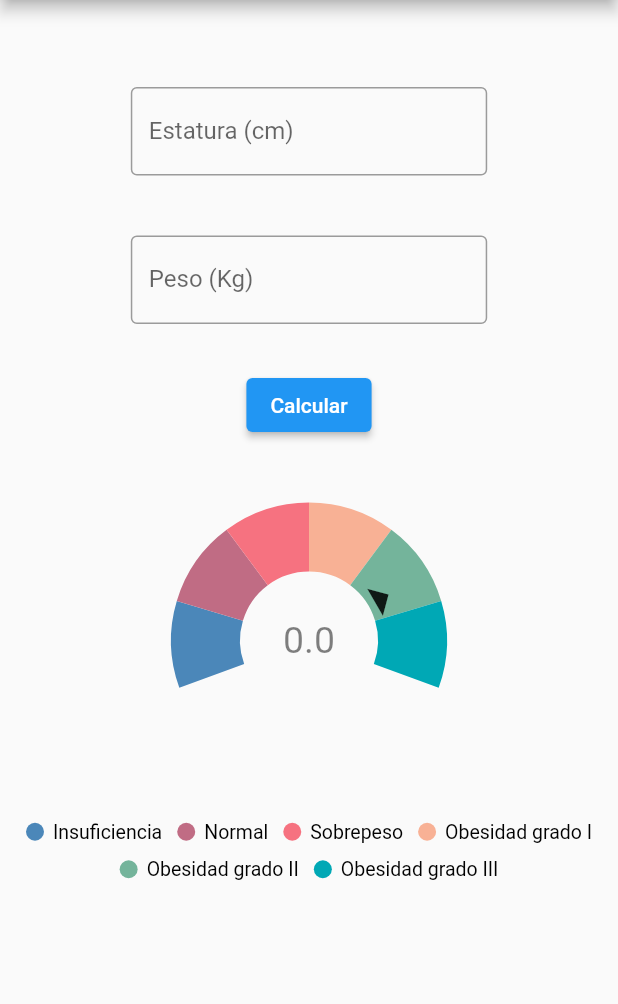
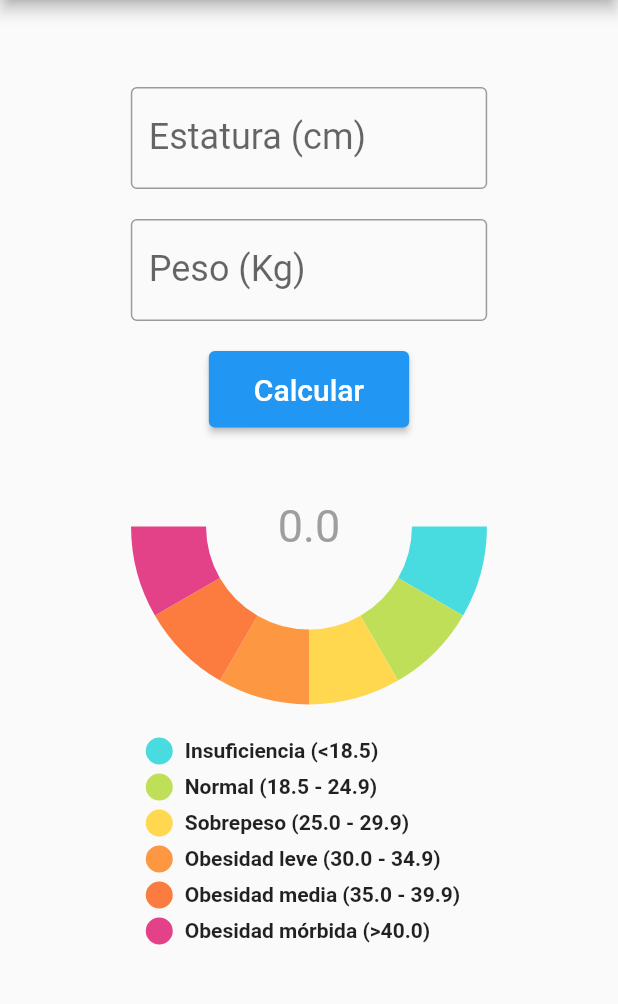
Before and after one commit to carlosvchrdevelop/flutter-bmi-calculator, a Flutter app: the screen it shows after launch, on a phone screen of 412 x 824 dp, the part 84-1088 px from its top. Run offline on Flutter 3.47's test engine with Material 2 defaults, Android fonts, the phone set to English and light mode, and no system bars; drawn by our look-alikes of pie_chart.

Commit message:
Cambiada librería del chart por una gratuita y open source. Mejorada distribución de elementos en pantalla. Aumentado tamaño de fuente de Textfields y del botón de calcular para una mejor visualización

```diff
--- a/lib/imc_chart.dart
+++ b/lib/imc_chart.dart
@@ -1,74 +1,62 @@
 import 'package:flutter/material.dart';
-import 'package:syncfusion_flutter_charts/charts.dart';
+import 'package:pie_chart/pie_chart.dart';
 
 class IMCChart extends StatelessWidget {
   const IMCChart({Key? key}) : super(key: key);
 
   @override
   Widget build(BuildContext context) {
-    final List<ChartData> chartData = [
-      ChartData(
-          x: 'Insuficiencia',
-          y: 5,
-          color: const Color.fromRGBO(72, 220, 224, 1)),
-      ChartData(
-          x: 'Normal', y: 5, color: const Color.fromRGBO(191, 223, 89, 1)),
-      ChartData(
-          x: 'Sobrepeso', y: 5, color: const Color.fromRGBO(255, 216, 80, 1)),
-      ChartData(
-          x: 'Obesidad grado I',
-          y: 5,
-          color: const Color.fromRGBO(254, 151, 65, 1)),
-      ChartData(
-          x: 'Obesidad grado II',
-          y: 5,
-          color: const Color.fromRGBO(252, 124, 64, 1)),
-      ChartData(
-          x: 'Obesidad grado III',
-          y: 5,
-          color: const Color.fromRGBO(227, 66, 136, 76))
+    const List<Color> colorList = [
+      Color.fromRGBO(255, 255, 255, 0),
+      Color.fromRGBO(72, 220, 224, 1),
+      Color.fromRGBO(191, 223, 89, 1),
+      Color.fromRGBO(255, 216, 80, 1),
+      Color.fromRGBO(254, 151, 65, 1),
+      Color.fromRGBO(252, 124, 64, 1),
+      Color.fromRGBO(227, 66, 136, 76),
     ];
+    final Map<String, double> chartData = {
+      '': 30,
+      'Insuficiencia (<18.5)': 5,
+      'Normal (18.5 - 24.9)': 5,
+      'Sobrepeso (25.0 - 29.9)': 5,
+      'Obesidad leve (30.0 - 34.9)': 5,
+      'Obesidad media (35.0 - 39.9)': 5,
+      'Obesidad mórbida (>40.0)': 5,
+    };
+
     return Center(
-        child: SfCircularChart(
-            legend: Legend(
-                isVisible: true,
-                position: LegendPosition.bottom,
-                overflowMode: LegendItemOverflowMode.wrap,
-                offset: const Offset(0, 0),
-                height: "100%"),
-            annotations: [
-          CircularChartAnnotation(
-              widget: Transform.rotate(
-            angle: 3.14 / 3,
-            child: Container(
-              alignment: Alignment.topCenter,
-              height: 160,
-              child: const Icon(
-                Icons.arrow_drop_up_sharp,
-                size: 50,
-              ),
-            ),
-          )),
-          CircularChartAnnotation(
-              widget: const Text('0.0',
-                  style: TextStyle(
-                      color: Color.fromRGBO(0, 0, 0, 0.5), fontSize: 25))),
-        ],
-            series: <CircularSeries>[
-          DoughnutSeries<ChartData, String>(
-              dataSource: chartData,
-              xValueMapper: (ChartData data, _) => data.x,
-              yValueMapper: (ChartData data, _) => data.y,
-              startAngle: 250, // Starting angle of doughnut
-              endAngle: 110 // Ending angle of doughnut
-              )
-        ]));
+        child: Container(
+      transform: Matrix4.translationValues(
+          0.0, -((MediaQuery.of(context).size.width / 4.4) - 50), 0.0),
+      child: PieChart(
+        dataMap: chartData,
+        animationDuration: const Duration(milliseconds: 800),
+        chartLegendSpacing: 20,
+        chartRadius: MediaQuery.of(context).size.width / 2.2,
+        colorList: colorList,
+        initialAngleInDegree: 180,
+        chartType: ChartType.ring,
+        ringStrokeWidth: 50,
+        centerText: "0.0",
+        legendOptions: const LegendOptions(
+          showLegendsInRow: false,
+          legendPosition: LegendPosition.bottom,
+          showLegends: true,
+          legendShape: BoxShape.circle,
+          legendTextStyle: TextStyle(
+            fontWeight: FontWeight.bold,
+          ),
+        ),
+        chartValuesOptions: const ChartValuesOptions(
+          chartValueStyle: TextStyle(fontSize: 30, color: Colors.grey),
+          showChartValueBackground: false,
+          showChartValues: false,
+          showChartValuesInPercentage: false,
+          showChartValuesOutside: false,
+          decimalPlaces: 1,
+        ),
+      ),
+    ));
   }
 }
-
-class ChartData {
-  ChartData({required this.x, required this.y, required this.color});
-  final String x;
-  final double y;
-  final Color color;
-}
--- a/lib/imc_form.dart
+++ b/lib/imc_form.dart
@@ -15,11 +15,18 @@ class IMCForm extends StatelessWidget {
             children: [
               const SizedBox(height: 50),
               const IMCTextField(label: 'Estatura (cm)'),
-              const SizedBox(height: 40),
+              const SizedBox(height: 20),
               const IMCTextField(label: 'Peso (Kg)'),
-              const SizedBox(height: 30),
+              const SizedBox(height: 20),
               ElevatedButton(
-                  onPressed: () => {}, child: const Text('Calcular')),
+                  onPressed: () => {},
+                  child: const Padding(
+                    padding: EdgeInsets.all(14.0),
+                    child: Text(
+                      'Calcular',
+                      style: TextStyle(fontSize: 20),
+                    ),
+                  )),
             ],
           ),
         ),
--- a/lib/imc_textfield.dart
+++ b/lib/imc_textfield.dart
@@ -8,6 +8,7 @@ class IMCTextField extends StatelessWidget {
   @override
   Widget build(BuildContext context) {
     return TextField(
+      style: const TextStyle(fontSize: 24),
       decoration: InputDecoration(
         border: const OutlineInputBorder(),
         labelText: label,
@@ -15,7 +16,7 @@ class IMCTextField extends StatelessWidget {
       keyboardType: TextInputType.number,
       textAlign: TextAlign.center,
       inputFormatters: <TextInputFormatter>[
-        FilteringTextInputFormatter.digitsOnly
+        FilteringTextInputFormatter.allow(RegExp(r'([0-9]+\.?[0-9]*|\.[0-9]+)'))
       ],
     );
   }
--- a/pubspec.yaml
+++ b/pubspec.yaml
@@ -29,7 +29,7 @@ environment:
 dependencies:
   flutter:
     sdk: flutter
-  syncfusion_flutter_charts: ^19.1.54
+  pie_chart: ^5.1.0
 
 
   # The following adds the Cupertino Icons font to your application.
```
Also changed, not shown: pubspec.lock, 1 other file.
